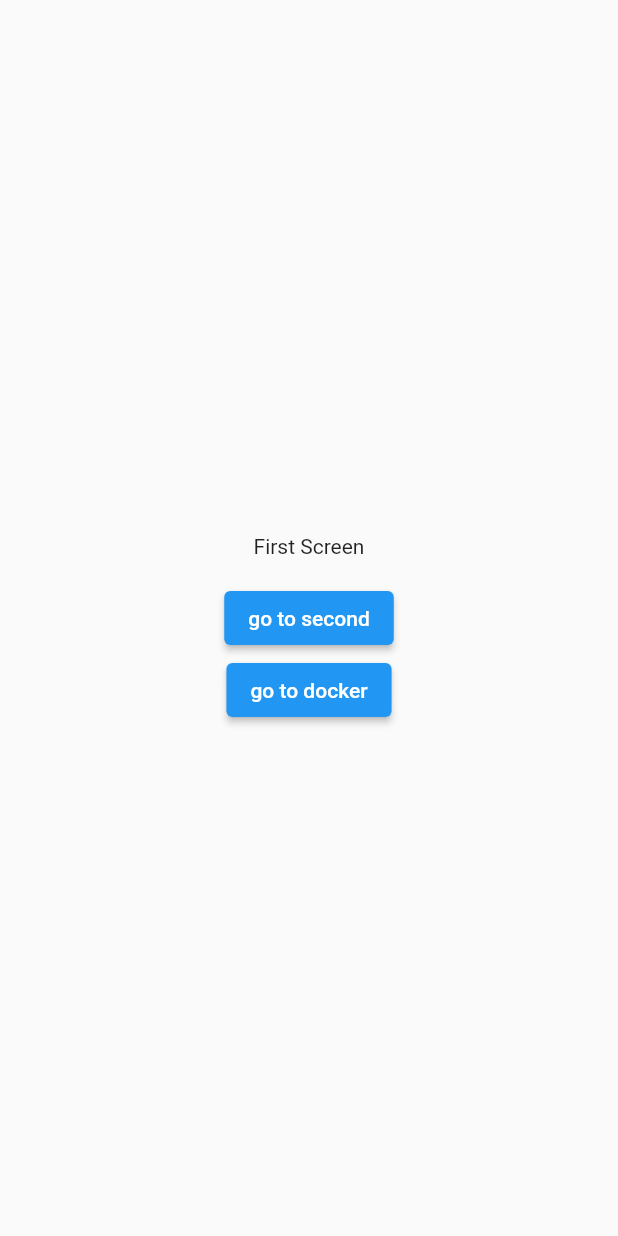
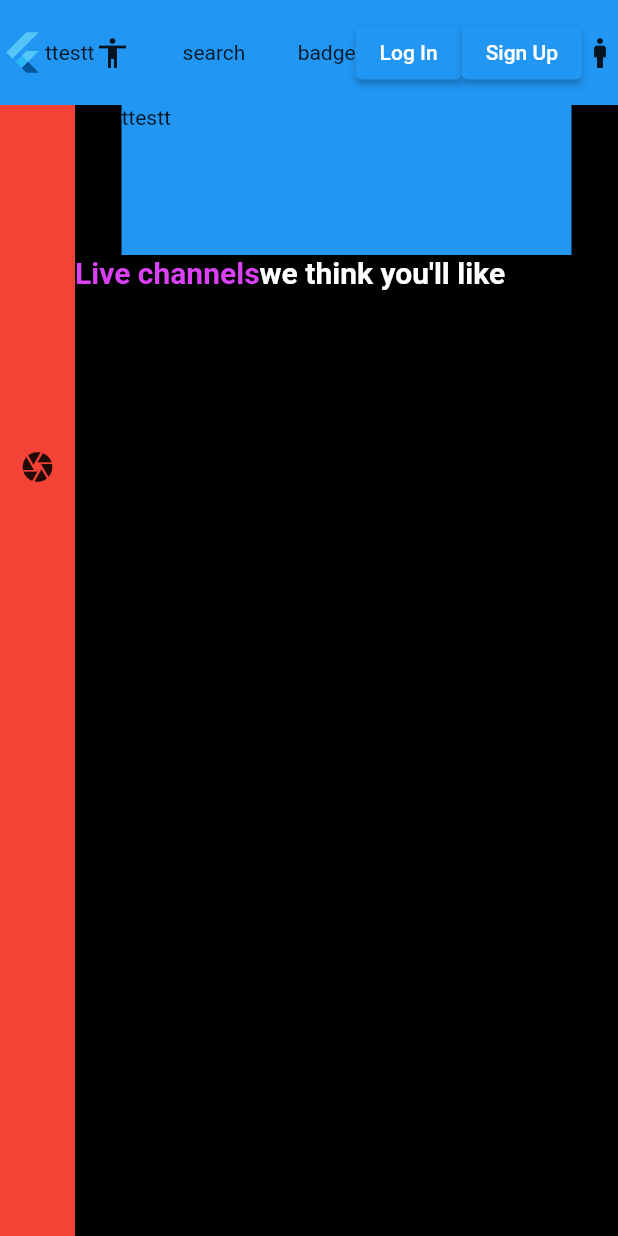
Before and after one commit to s0ngkran/flutter_course_group_n, a Flutter app: the screen it shows after launch, on a phone screen of 412 x 824 dp. Run offline on Flutter 3.47's test engine with Material 2 defaults, Android fonts, the light colour scheme and no system bars; our stand-ins replace cached_network_image, fpdart, freezed_annotation, get, get_storage; missing offline and left inert: auto_size_text_field.

Commit message:
example2

```diff
--- /dev/null
+++ b/example_app2/lib/group_p/main_scr.dart
@@ -0,0 +1,186 @@
+import 'package:flutter/material.dart';
+import 'package:get/get.dart';
+
+import 'widgets/test_widget.dart';
+
+class MainScr extends StatelessWidget {
+  const MainScr({super.key});
+  final double xxxWidth = 50;
+
+  @override
+  Widget build(BuildContext context) {
+    return Scaffold(
+      body: Column(
+        children: [
+          Container(
+            color: Colors.blue,
+            height: 70,
+            child: Row(
+              mainAxisAlignment: MainAxisAlignment.spaceBetween,
+              children: [
+                // group 1
+                Row(
+                  children: const [
+                    FlutterLogo(size: 30),
+                    Text('ttestt'),
+                    Icon(
+                      Icons.accessibility,
+                    ),
+                  ],
+                ),
+                // group 2
+                const NewWidget(text: 'hello', hello: 2),
+
+                // group 3
+                Row(
+                  children: [
+                    const Text('badge'),
+                    ElevatedButton(
+                      onPressed: () {},
+                      child: const Text('Log In'),
+                    ),
+                    ElevatedButton(
+                      onPressed: () {},
+                      child: const Text('Sign Up'),
+                    ),
+                    const Icon(Icons.man)
+                  ],
+                )
+              ],
+            ),
+          ),
+          Expanded(
+            child: Container(
+              color: Colors.red,
+              child: Row(
+                children: [
+                  SizedBox(
+                    width: xxxWidth,
+                    child: SingleChildScrollView(
+                      child: Column(
+                        children: [
+                          const Padding(
+                            padding: EdgeInsets.all(8.0),
+                            child: Icon(Icons.camera),
+                          ),
+                          // ignore: unused_local_variable
+                          for (String imgUrl in [
+                            'x',
+                            'x',
+                            'x',
+                            'x',
+                            'x',
+                            'x',
+                            'x',
+                            'x',
+                            'x',
+                            'x',
+                            'x',
+                            'x',
+                            'x',
+                            'x',
+                            'x',
+                            'x',
+                            'x',
+                          ])
+                            const Padding(
+                              padding: EdgeInsets.all(8.0),
+                              child: CircleAvatar(
+                                radius: 0,
+                                // backgroundImage: NetworkImage(imgUrl),
+                              ),
+                            ),
+                        ],
+                      ),
+                    ),
+                  ),
+                  Expanded(
+                    child: Container(
+                      color: const Color.fromARGB(255, 0, 0, 0),
+                      child: SingleChildScrollView(
+                        child: Column(
+                          children: [
+                            Row(
+                              mainAxisAlignment: MainAxisAlignment.center,
+                              children: [
+                                InkWell(
+                                  onTap: () {
+                                    Get.defaultDialog(
+                                      title: 'ttestt',
+                                      content: const Text('ttestt'),
+                                      textConfirm: 'ttestt',
+                                      textCancel: 'ttestt',
+                                      confirmTextColor: Colors.red,
+                                      cancelTextColor: Colors.blue,
+                                      onConfirm: () {},
+                                      onCancel: () {},
+                                    );
+                                  },
+                                  child: const Icon(Icons.fork_left),
+                                ),
+                                Container(
+                                  height: 100,
+                                  width: 300,
+                                  color: Colors.blue,
+                                  child: const Text('ttestt'),
+                                ),
+                                InkWell(
+                                  onTap: () {
+                                    Get.defaultDialog(
+                                      title: 'ttestt',
+                                      content: const Text('ttestt'),
+                                      textConfirm: 'ttestt',
+                                      textCancel: 'ttestt',
+                                      confirmTextColor: Colors.red,
+                                      cancelTextColor: Colors.blue,
+                                      onConfirm: () {},
+                                      onCancel: () {},
+                                    );
+                                  },
+                                  child: const Icon(Icons.fork_left),
+                                ),
+                              ],
+                            ),
+                            Row(
+                              children:const [
+                                 Text(
+                                  "Live channels",
+                                  style: TextStyle(
+                                    fontSize: 20,
+                                    fontWeight: FontWeight.bold,
+                                    color: Color.fromARGB(255, 219, 64, 246),
+                                  ),
+                                ),
+                                 Text(
+                                  "we think you'll like",
+                                  style: TextStyle(
+                                    fontSize: 20,
+                                    fontWeight: FontWeight.bold,
+                                    color: Color.fromARGB(255, 255, 255, 255),
+                                  ),
+                                ),
+                              ],
+                            ),
+                            for (var i = 0; i < 10; i++)
+                              Row(
+                                children: const [
+                                  SizedBox(
+                                    height: 100,
+                                    child: Text('ttestt'),
+                                  ),
+                                ],
+                              )
+                          ],
+                        ),
+                      ),
+                    ),
+                  ),
+                ],
+              ),
+            ),
+          ),
+        ],
+      ),
+    );
+  }
+}
--- /dev/null
+++ b/example_app2/lib/group_p/widgets/test_widget.dart
@@ -0,0 +1,16 @@
+import 'package:flutter/material.dart';
+
+class NewWidget extends StatelessWidget {
+    final String text;
+    final int hello;
+  const NewWidget({
+    super.key,
+    required this.text,
+    required this.hello,
+  });
+
+  @override
+  Widget build(BuildContext context) {
+    return const Text('search');
+  }
+}
--- a/example_app2/lib/main.dart
+++ b/example_app2/lib/main.dart
@@ -1,10 +1,6 @@
-// ignore_for_file: use_build_context_synchronously
-
-
-// test
 import 'package:flutter/material.dart';
 import 'package:get/get.dart';
-
+import 'group_p/main_scr.dart';
 import 'pages/first_scr.dart';
 
 Future<void> main() async {
@@ -28,7 +24,8 @@ class MyApp extends StatelessWidget {
       // ),
       // getPages: AppPages.pages,
       // initialRoute: Routes.login,
-      home: FirstScr(),
+      // home: FirstScr(),
+      home: MainScr(),
     );
   }
 }
```
Also changed, not shown: example_app2/lib/group_p/widgets/my_text_widget.dart (added, +35 -0 lines), example_app2/lib/group_p/widgets/vid_card_widget.dart (added, +56 -0 lines).
